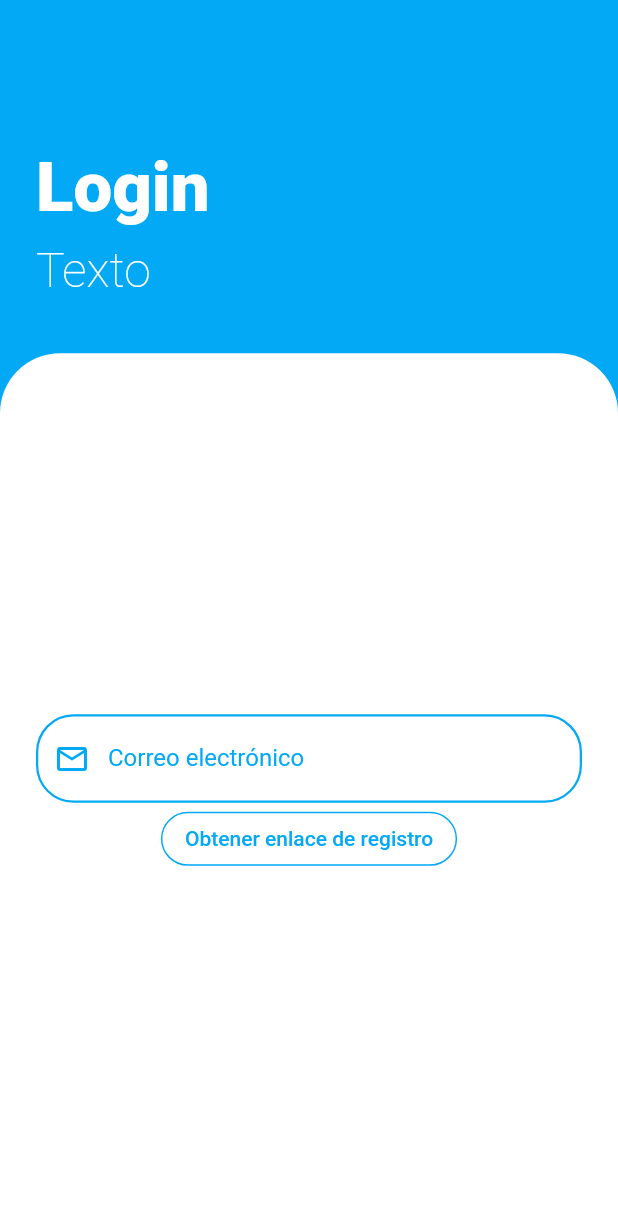
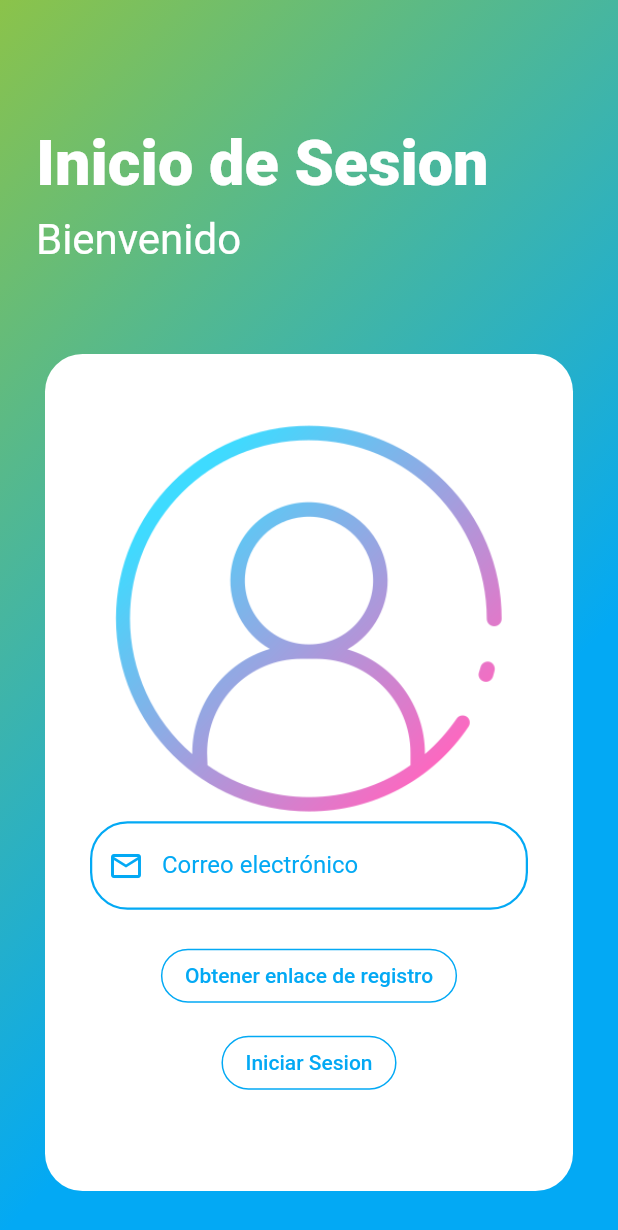
Before and after one commit to Daniel070999/flutter_Supabase, a Flutter app: the screen it shows after launch, on a phone screen of 412 x 824 dp. Shown: the top 1230 px of the screen. Run offline on Flutter 3.47's test engine with Material 2 defaults, Android fonts, the phone set to English and light mode, and no system bars; our stand-ins replace supabase_flutter; accounts and stored records are empty.

Commit message:
configuracion de login y base de datos actualizada

```diff
--- a/lib/pages/login_page.dart
+++ b/lib/pages/login_page.dart
@@ -4,7 +4,6 @@ import 'dart:io';
 import 'package:flutter/cupertino.dart';
 import 'package:flutter/foundation.dart';
 import 'package:flutter/material.dart';
-import 'package:flutter/services.dart';
 import 'package:fluttersupabase/constants.dart';
 import 'package:supabase_flutter/supabase_flutter.dart';
 
@@ -17,6 +16,7 @@ class LoginPage extends StatefulWidget {
 
 class _LoginPageState extends State<LoginPage> {
   bool _isLoading = false;
+  bool _isLoadingLogin = false;
   bool _redirecting = false;
   late final TextEditingController _emailController;
   late final StreamSubscription<AuthState> _authStateSubscription;
@@ -47,6 +47,17 @@ class _LoginPageState extends State<LoginPage> {
 
     setState(() {
       _isLoading = false;
+    });
+  }
+
+  Future<void> _signInAgain() async {
+    setState(() {
+      _isLoadingLogin = true;
+    });
+    context.showSnackBar(
+        message: "Proximamente", backgroundColor: Colors.yellow);
+    setState(() {
+      _isLoadingLogin = false;
     });
   }
 
@@ -83,7 +94,7 @@ class _LoginPageState extends State<LoginPage> {
           decoration: const BoxDecoration(
             gradient: LinearGradient(
               colors: [
-                Colors.lightBlue,
+                Colors.lightGreen,
                 Colors.lightBlue,
               ],
               begin: Alignment.topLeft,
@@ -98,16 +109,16 @@ class _LoginPageState extends State<LoginPage> {
                 flex: 2,
                 child: Padding(
                   padding: const EdgeInsets.symmetric(
-                      vertical: 36.0, horizontal: 24.0),
+                      vertical: 30.0, horizontal: 24.0),
                   child: Column(
                     mainAxisAlignment: MainAxisAlignment.end,
                     crossAxisAlignment: CrossAxisAlignment.start,
                     children: const [
                       Text(
-                        "Login",
+                        "Inicio de Sesion",
                         style: TextStyle(
                           color: Colors.white,
-                          fontSize: 46,
+                          fontSize: 42,
                           fontWeight: FontWeight.w800,
                         ),
                       ),
@@ -115,11 +126,11 @@ class _LoginPageState extends State<LoginPage> {
                         height: 10.0,
                       ),
                       Text(
-                        "Texto",
+                        "Bienvenido",
                         style: TextStyle(
                           color: Colors.white,
-                          fontSize: 32,
-                          fontWeight: FontWeight.w200,
+                          fontSize: 28,
+                          fontWeight: FontWeight.w400,
                         ),
                       )
                     ],
@@ -127,18 +138,25 @@ class _LoginPageState extends State<LoginPage> {
                 ),
               ),
               Expanded(
-                flex: 5,
+                flex: 6,
+                child: Padding(
+                  padding: const EdgeInsets.all(30.0),
                   child: Container(
                     width: double.infinity,
                     decoration: const BoxDecoration(
+                      image: DecorationImage(
+                          image: AssetImage('images/login.png'),
+                          scale: 1.0,
+                          alignment: Alignment.topCenter),
                       color: Colors.white,
-                    borderRadius: BorderRadius.only(
-                      topLeft: Radius.circular(40),
-                      topRight: Radius.circular(40),
-                    ),
+                      borderRadius: BorderRadius.all(Radius.circular(25)),
                     ),
                     child: Padding(
-                    padding: const EdgeInsets.all(24.0),
+                      padding: const EdgeInsets.only(
+                        top: 250,
+                        left: 30,
+                        right: 30,
+                      ),
                       child: Column(
                         mainAxisAlignment: MainAxisAlignment.center,
                         crossAxisAlignment: CrossAxisAlignment.center,
@@ -168,6 +186,9 @@ class _LoginPageState extends State<LoginPage> {
                               ),
                             ),
                           ),
+                          const SizedBox(
+                            height: 20.0,
+                          ),
                           (_isLoading == false)
                               ? OutlinedButton(
                                   style: ButtonStyle(
@@ -187,7 +208,37 @@ class _LoginPageState extends State<LoginPage> {
                                             color: Colors.lightBlue)),
                                   ),
                                   onPressed: _isLoading ? null : _signIn,
-                                child: const Text('Obtener enlace de registro'),
+                                  child:
+                                      const Text('Obtener enlace de registro'),
+                                )
+                              : Platform.isAndroid
+                                  ? const Center(
+                                      child: CircularProgressIndicator())
+                                  : const Center(
+                                      child: CupertinoActivityIndicator()),
+                          const SizedBox(
+                            height: 10.0,
+                          ),
+                          (_isLoadingLogin == false)
+                              ? OutlinedButton(
+                                  style: ButtonStyle(
+                                    overlayColor: MaterialStateProperty.all(
+                                        Colors.lightBlue),
+                                    foregroundColor: MaterialStateProperty.all(
+                                        Colors.lightBlue),
+                                    backgroundColor:
+                                        MaterialStateProperty.all(Colors.white),
+                                    shape: MaterialStateProperty.all(
+                                      RoundedRectangleBorder(
+                                          borderRadius:
+                                              BorderRadius.circular(25)),
+                                    ),
+                                    side: MaterialStateProperty.all(
+                                        const BorderSide(
+                                            color: Colors.lightBlue)),
+                                  ),
+                                  onPressed: _isLoadingLogin ? null : _signInAgain,
+                                  child: const Text('Iniciar Sesion'),
                                 )
                               : Platform.isAndroid
                                   ? const Center(
@@ -199,6 +250,7 @@ class _LoginPageState extends State<LoginPage> {
                     ),
                   ),
                 ),
+              ),
             ],
           ),
         ),
--- a/pubspec.yaml
+++ b/pubspec.yaml
@@ -33,6 +33,7 @@ dependencies:
     sdk: flutter
 
 
+
   # The following adds the Cupertino Icons font to your application.
   # Use with the CupertinoIcons class for iOS style icons.
   cupertino_icons: ^1.0.2
@@ -62,7 +63,8 @@ flutter:
   uses-material-design: true
 
   # To add assets to your application, add an assets section, like this:
-  # assets:
+  assets:
+    - images/
   #   - images/a_dot_burr.jpeg
   #   - images/a_dot_ham.jpeg
 
```
Also changed, not shown: lib/pages/account_page.dart (+21 -16 lines), images/login.png (added). Lines whose indentation alone changed are shown as unchanged.
